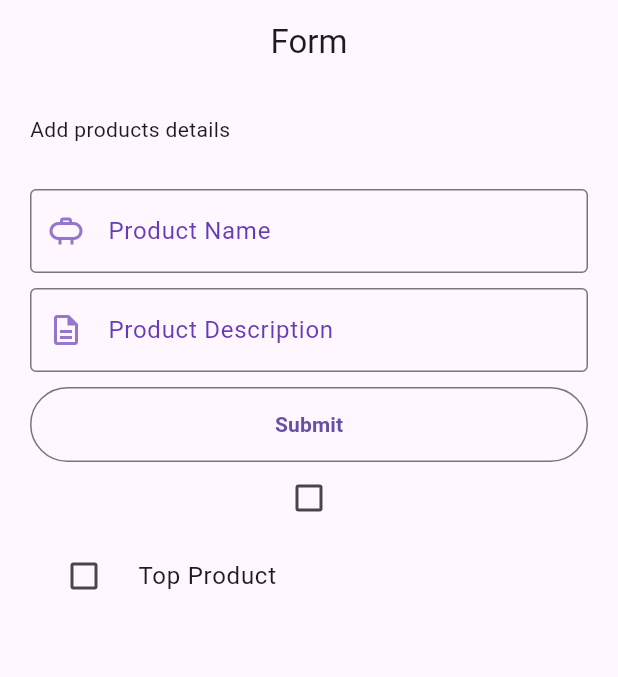
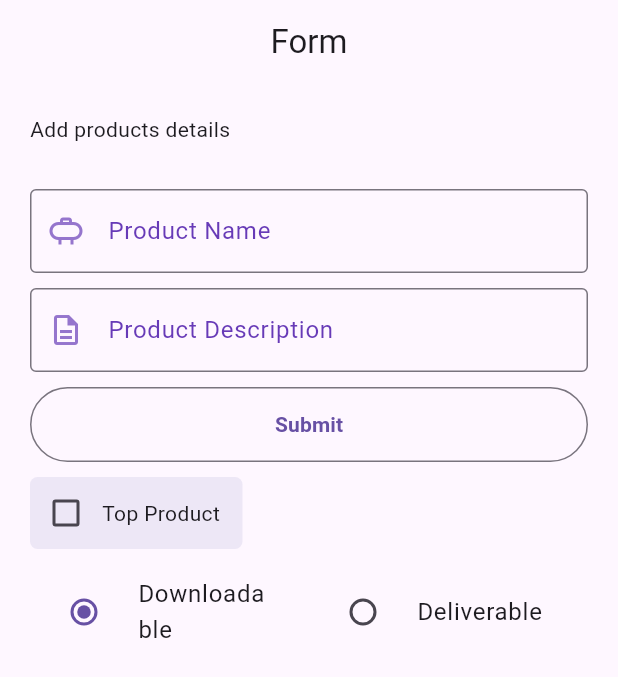
Before and after one commit to Alionit01/Flutter_Practice, a Flutter app: the screen it shows after launch, on a phone screen of 412 x 824 dp. Shown: the top 677 px of the screen. Run offline on Flutter 3.47's test engine with Material 3 defaults, Android fonts, the phone set to English and light mode, and no system bars.

Commit message:
implemented radioBox

```diff
--- a/practiseApps/firstApp/flutter_application_1/lib/forms.dart
+++ b/practiseApps/firstApp/flutter_application_1/lib/forms.dart
@@ -1,5 +1,7 @@
 import 'package:flutter/material.dart';
 import 'package:flutter_application_1/details.dart';
+
+enum ProductTypeEnum { Downloadable, Deliverable }
 
 class MyForm extends StatefulWidget {
   const MyForm({super.key});
@@ -9,16 +11,24 @@
 }
 
 class _MyFormState extends State<MyForm> {
-  var _productName;
   final _productController = TextEditingController();
   final _productDController = TextEditingController();
-  bool? _checkBox = false;
+
   bool? _listTileCheckBox = false;
+  ProductTypeEnum _productTypeEnum = ProductTypeEnum.Downloadable; // Added default value
+
+  final _productSizeList = ["Small", "Medium", "Large", "XLarge"];
+
+  _MyFormState(){
+    _selectedVal = _productSizeList[0];
+  }
+
+  String? _selectedVal = "";
 
   @override
   void dispose() {
-    // just for better memory managemnt
     _productController.dispose();
+    _productDController.dispose();
     super.dispose();
   }
 
@@ -36,43 +46,57 @@
               fieldName: 'Product Name',
               myController: _productController,
               myIcon: Icons.propane_outlined,
-              prefixIconColor: Colors.deepPurple.shade300, ),
+              prefixIconColor: Colors.deepPurple.shade300,
+            ),
             SizedBox(height: 10.0),
             MyTextField(
               fieldName: 'Product Description',
               myController: _productDController,
               myIcon: Icons.description_outlined,
-              prefixIconColor: Colors.deepPurple.shade300, ),
+              prefixIconColor: Colors.deepPurple.shade300,
+            ),
             SizedBox(height: 10.0),
             myBtn(context),
-            // 1.   CheckBox
-              Checkbox(
-                value: _checkBox,
-                checkColor: Colors.white,
-                activeColor: Colors.deepPurple,
-                tristate: true,
-                onChanged: (value) {
+            SizedBox(height: 10.0),
+            MyCheckBox(
+              value: _listTileCheckBox,
+              onChanged: (val) {
                 setState(() {
-                    _checkBox = value;
+                  _listTileCheckBox = val;
                 });
               },
             ),
-//2.   CheckBoxListTile
-              CheckboxListTile(
-                value: _listTileCheckBox,
-                checkColor: Colors.white,
-                activeColor: Colors.deepPurple,
-                tristate: true,
-                title: Text("Top Product"),
-                onChanged: (value) {
+            SizedBox(height: 10.0),
+            Row(
+              children: [
+                Expanded(
+                  child: MyRadioButton(
+                    title: ProductTypeEnum.Downloadable.name,
+                    value: ProductTypeEnum.Downloadable,
+                    groupValue: _productTypeEnum,
+                    onChanged: (val) {
                       setState(() {
-                    _listTileCheckBox = value;
+                        _productTypeEnum = val!;
                       });
                     },
-                controlAffinity: ListTileControlAffinity.leading, //Leading Checkbox Icon
+                  ),
+                ),
+                Expanded(
+                  child: MyRadioButton(
+                    title: ProductTypeEnum.Deliverable.name,
+                    value: ProductTypeEnum.Deliverable,
+                    groupValue: _productTypeEnum,
+                    onChanged: (val) {
+                      setState(() {
+                        _productTypeEnum = val!;
+                      });
+                    },
+                  ),
                 ),
               ],
+            ),
 
+          ],
         ),
       ),
     );
@@ -119,26 +143,26 @@
       controller: myController,
       decoration: InputDecoration(
         labelText: fieldName,
-        prefixIcon: Icon(myIcon, color: prefixIconColor,),
+        prefixIcon: Icon(myIcon, color: prefixIconColor),
         border: OutlineInputBorder(
-          borderSide: BorderSide(color: Colors.deepPurple.shade300)
+          borderSide: BorderSide(color: Colors.deepPurple.shade300),
         ),
-        labelStyle: const TextStyle(color: Colors.deepPurple)
+        labelStyle: const TextStyle(color: Colors.deepPurple),
       ),
     );
   }
 }
 
-class MyCheckBox extends StatefulWidget {
-  MyCheckBox({super.key, required this.listTileCheckBox});
+class MyCheckBox extends StatelessWidget {
+  const MyCheckBox({
+    super.key,
+    required this.value,
+    required this.onChanged,
+  });
 
-  bool? listTileCheckBox;
+  final bool? value;
+  final ValueChanged<bool?> onChanged;
 
-  @override
-  State<MyCheckBox> createState() => _MyCheckBoxState();
-}
-
-class _MyCheckBoxState extends State<MyCheckBox> {
   @override
   Widget build(BuildContext context) {
     return Align(
@@ -155,10 +179,8 @@
               checkColor: Colors.white,
               activeColor: Colors.deepPurple,
               tristate: true,
-              value: widget.listTileCheckBox,
-              onChanged: (val) {
-                setState(() => widget.listTileCheckBox = val);
-              },
+              value: value,
+              onChanged: onChanged,
             ),
             const Padding(
               padding: EdgeInsets.only(right: 15.0),
@@ -170,3 +192,28 @@
     );
   }
 }
+
+class MyRadioButton extends StatelessWidget {
+  const MyRadioButton({
+    super.key,
+    required this.title,
+    required this.value,
+    required this.groupValue,
+    required this.onChanged,
+  });
+
+  final String title;
+  final ProductTypeEnum value;
+  final ProductTypeEnum groupValue;
+  final ValueChanged<ProductTypeEnum?> onChanged;
+
+  @override
+  Widget build(BuildContext context) {
+    return RadioListTile<ProductTypeEnum>(
+      title: Text(title),
+      value: value,
+      groupValue: groupValue,
+      onChanged: onChanged,
+    );
+  }
+}
```
Lines whose indentation alone changed are shown as unchanged.
